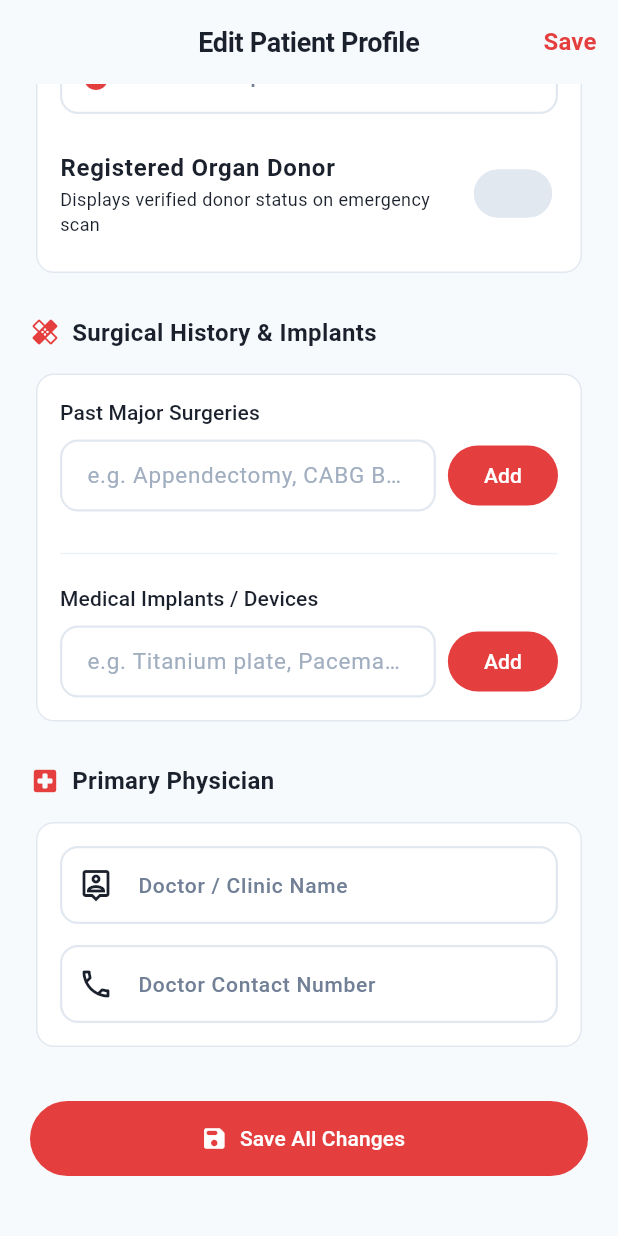
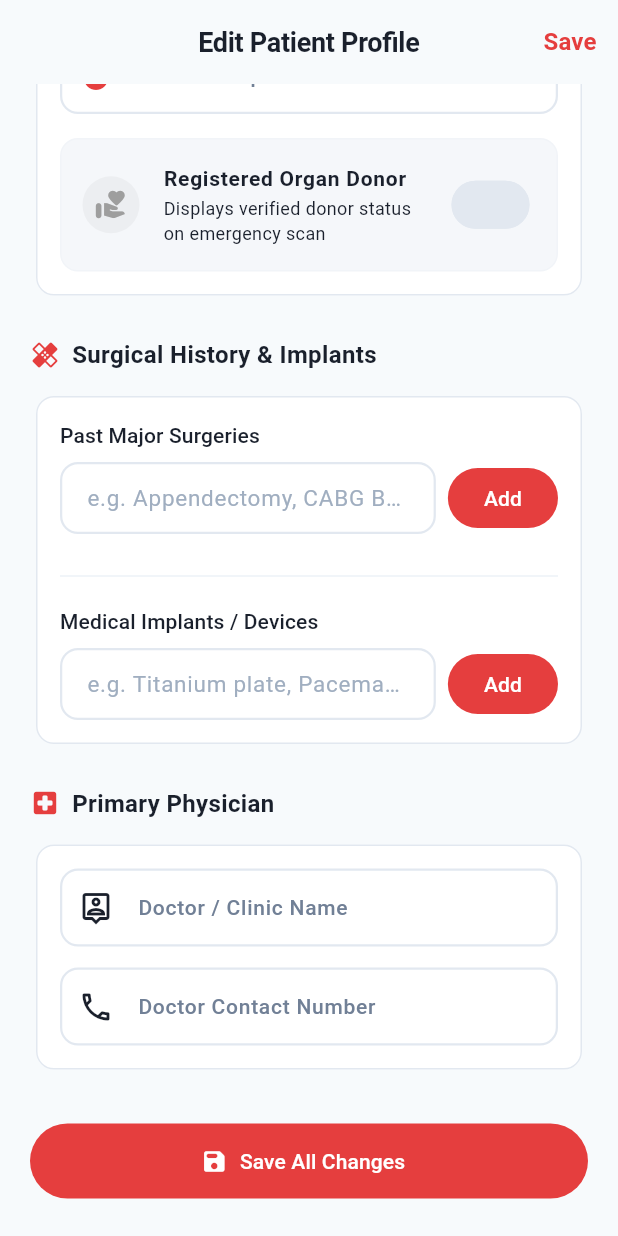
Before and after one commit to THOTAGANESH007/GOLDEN_HOUR, a Flutter app: the EditProfileScreen screen opened by its route, scrolled down 500 dp, on a phone screen of 412 x 824 dp. Run offline on Flutter 3.47's test engine with Material 3 defaults, Android fonts, the phone set to English and light mode, and no system bars; our stand-ins replace cached_network_image, dio, file_picker, firebase_auth, firebase_core, firebase_messaging and 12 more; missing offline and left inert: image_gallery_saver_plus; accounts and stored records are empty; network calls fail.

Commit message:
fix: profile photo raw streaming, image cropper integration, organ donor toggle redesign, responder GPS fallback and permissions

```diff
--- a/apps/mobile/lib/features/profile/presentation/edit_profile_screen.dart
+++ b/apps/mobile/lib/features/profile/presentation/edit_profile_screen.dart
@@ -1,7 +1,9 @@
+import 'dart:io';
 import 'package:flutter/material.dart';
 import 'package:flutter/services.dart';
 import 'package:flutter_riverpod/flutter_riverpod.dart';
 import 'package:go_router/go_router.dart';
+import 'package:image_cropper/image_cropper.dart';
 import 'package:image_picker/image_picker.dart';
 import '../../../core/theme/app_colors.dart';
 import '../../../core/theme/app_spacing.dart';
@@ -28,6 +30,7 @@ class _EditProfileScreenState extends ConsumerState<EditProfileScreen> {
   String? _gender;
   String? _bloodGroup;
   String? _photoUrl;
+  String? _localPhotoPath;
   bool _isUploadingPhoto = false;
   List<String> _allergies = [];
   List<String> _conditions = [];
@@ -90,16 +93,49 @@ class _EditProfileScreenState extends ConsumerState<EditProfileScreen> {
       final picker = ImagePicker();
       final pickedFile = await picker.pickImage(
         source: source,
-        maxWidth: 1024,
-        maxHeight: 1024,
-        imageQuality: 85,
+        maxWidth: 1600,
+        maxHeight: 1600,
+        imageQuality: 90,
       );
       if (pickedFile == null) return;
 
-      setState(() => _isUploadingPhoto = true);
+      // Crop step
+      final croppedFile = await ImageCropper().cropImage(
+        sourcePath: pickedFile.path,
+        uiSettings: [
+          AndroidUiSettings(
+            toolbarTitle: 'Crop Profile Photo',
+            toolbarColor: AppColors.primary,
+            toolbarWidgetColor: Colors.white,
+            initAspectRatio: CropAspectRatioPreset.square,
+            lockAspectRatio: false,
+            aspectRatioPresets: [
+              CropAspectRatioPreset.square,
+              CropAspectRatioPreset.original,
+              CropAspectRatioPreset.ratio4x3,
+            ],
+          ),
+          IOSUiSettings(
+            title: 'Crop Profile Photo',
+            aspectRatioPresets: [
+              CropAspectRatioPreset.square,
+              CropAspectRatioPreset.original,
+              CropAspectRatioPreset.ratio4x3,
+            ],
+          ),
+        ],
+      );
+
+      if (croppedFile == null) return;
+
+      setState(() {
+        _localPhotoPath = croppedFile.path;
+        _isUploadingPhoto = true;
+      });
+
       final success = await ref
           .read(profileNotifierProvider.notifier)
-          .uploadPhoto(pickedFile.path);
+          .uploadPhoto(croppedFile.path);
 
       if (!mounted) return;
       setState(() {
@@ -383,17 +419,56 @@ class _EditProfileScreenState extends ConsumerState<EditProfileScreen> {
                         const SizedBox(height: 16),
 
                         // Organ Donor Toggle
-                        SwitchListTile(
+                        Container(
+                          padding: const EdgeInsets.symmetric(
+                              horizontal: 14, vertical: 8),
+                          decoration: BoxDecoration(
+                            color: theme.colorScheme.surfaceContainerHighest
+                                .withValues(alpha: 0.35),
+                            borderRadius: BorderRadius.circular(12),
+                            border: Border.all(
+                              color: _isOrganDonor
+                                  ? AppColors.primary.withValues(alpha: 0.4)
+                                  : theme.colorScheme.outline
+                                      .withValues(alpha: 0.2),
+                            ),
+                          ),
+                          child: SwitchListTile(
                             contentPadding: EdgeInsets.zero,
-                          title: const Text('Registered Organ Donor',
-                              style: TextStyle(fontWeight: FontWeight.w600)),
+                            secondary: Container(
+                              padding: const EdgeInsets.all(8),
+                              decoration: BoxDecoration(
+                                color: _isOrganDonor
+                                    ? AppColors.primary.withValues(alpha: 0.15)
+                                    : Colors.grey.withValues(alpha: 0.1),
+                                shape: BoxShape.circle,
+                              ),
+                              child: Icon(
+                                Icons.volunteer_activism_rounded,
+                                color: _isOrganDonor
+                                    ? AppColors.primary
+                                    : Colors.grey,
+                                size: 22,
+                              ),
+                            ),
+                            title: const Text(
+                              'Registered Organ Donor',
+                              style: TextStyle(
+                                fontWeight: FontWeight.bold,
+                                fontSize: 14,
+                              ),
+                            ),
                             subtitle: const Text(
                               'Displays verified donor status on emergency scan',
                               style: TextStyle(fontSize: 12),
                             ),
                             value: _isOrganDonor,
+                            activeThumbColor: AppColors.primary,
+                            activeTrackColor:
+                                AppColors.primary.withValues(alpha: 0.3),
                             onChanged: (val) =>
                                 setState(() => _isOrganDonor = val),
+                          ),
                         ),
                       ],
                     ),
@@ -575,6 +650,12 @@ class _EditProfileScreenState extends ConsumerState<EditProfileScreen> {
                             child: CircularProgressIndicator(strokeWidth: 3),
                           ),
                         )
+                      : (_localPhotoPath != null &&
+                              File(_localPhotoPath!).existsSync())
+                          ? Image.file(
+                              File(_localPhotoPath!),
+                              fit: BoxFit.cover,
+                            )
                           : (_photoUrl != null && _photoUrl!.isNotEmpty)
                               ? Image.network(
                                   _photoUrl!,
--- a/apps/mobile/pubspec.yaml
+++ b/apps/mobile/pubspec.yaml
@@ -59,6 +59,7 @@ dependencies:
   image_picker: ^1.2.2
   file_picker: ^11.0.3
   sentry_flutter: ^8.14.2
+  image_cropper: ^12.2.1
 
 dev_dependencies:
   flutter_test:
```
Also changed, not shown: apps/mobile/pubspec.lock, 7 other files. Lines whose indentation alone changed are shown as unchanged.
